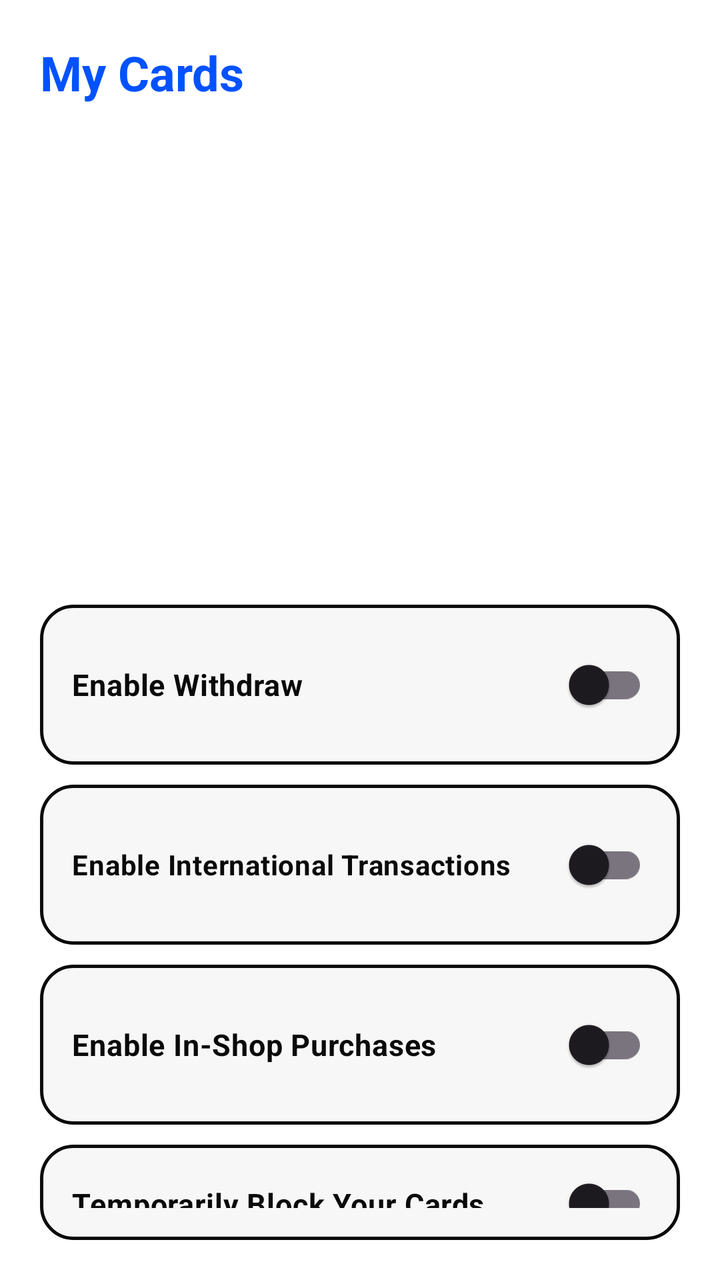
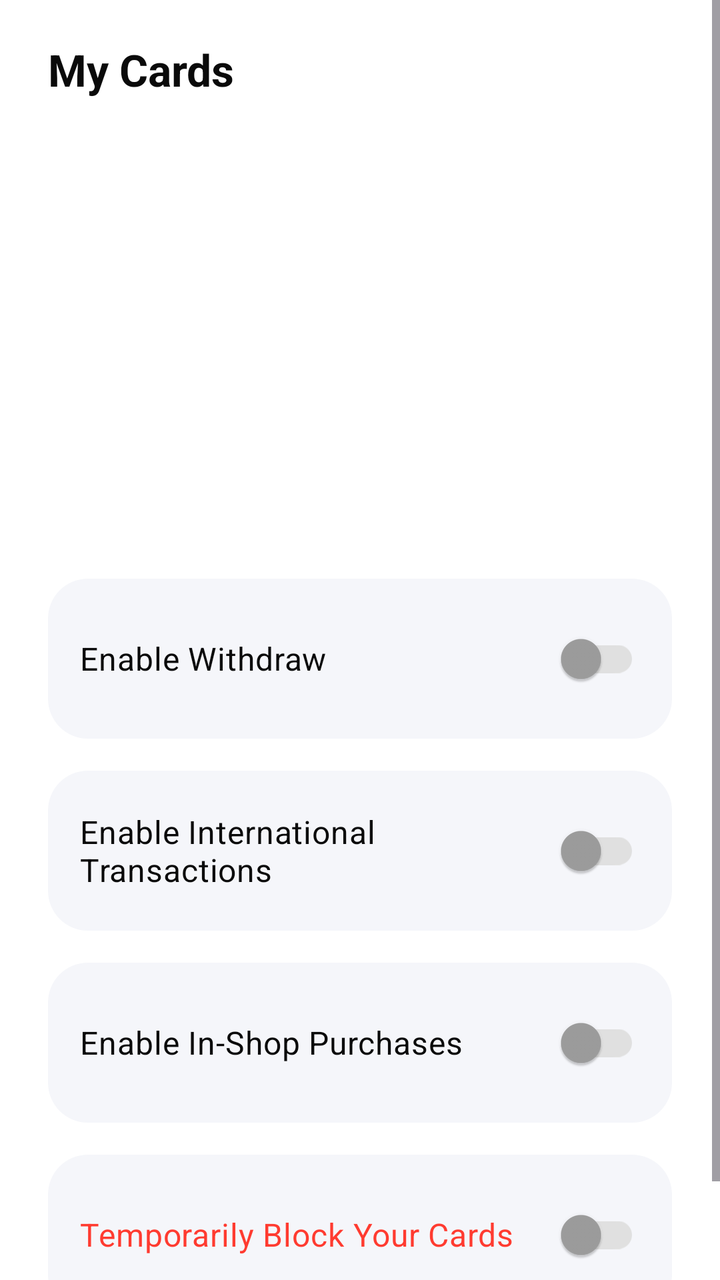

Two renders of the same Android screen: before a commit and after it. Below are the layout's source before the change and the commit's diff.
<!-- AndroidManifest.xml: application theme Theme.SaadPay -->
<!-- res/layout/fragment_cards.xml -->
<?xml version="1.0" encoding="utf-8"?>
<LinearLayout xmlns:android="http://schemas.android.com/apk/res/android"
    xmlns:app="http://schemas.android.com/apk/res-auto"
    android:id="@+id/cardRoot"
    android:layout_width="match_parent"
    android:layout_height="match_parent"
    android:orientation="vertical"
    android:padding="20dp"
    android:background="@android:color/white">

    <TextView
        android:id="@+id/cardsTitle"
        android:layout_width="wrap_content"
        android:layout_height="wrap_content"
        android:text="My Cards"
        android:textSize="24sp"
        android:textStyle="bold"
        android:textColor="@color/primaryColor"
        android:layout_marginBottom="16dp" />

    <androidx.viewpager2.widget.ViewPager2
        android:id="@+id/cardViewPager"
        android:layout_width="match_parent"
        android:layout_height="200dp"
        android:layout_marginBottom="24dp"
        android:clipToPadding="false"
        android:overScrollMode="never"
        android:paddingStart="1dp"
        android:paddingEnd="1dp" />

   <LinearLayout
        android:id="@+id/settingsLayout"
        android:layout_width="match_parent"
        android:layout_height="wrap_content"
        android:orientation="vertical"
        android:background="@drawable/bg_card_settings"
        android:padding="16dp"
        android:layout_marginTop="10dp">


        <androidx.appcompat.widget.SwitchCompat
            android:id="@+id/switchWithdraw"
            android:layout_width="match_parent"
            android:layout_height="wrap_content"
            android:text="Enable Withdraw"
            android:textColor="@color/black"
            android:textStyle="bold"
            android:textSize="15sp" />
    </LinearLayout>

   <LinearLayout
        android:id="@+id/switchInternationalTransactions"
        android:layout_width="match_parent"
        android:layout_height="wrap_content"
        android:orientation="vertical"
        android:background="@drawable/bg_card_settings"
        android:padding="16dp"
        android:layout_marginTop="10dp">

        <androidx.appcompat.widget.SwitchCompat
            android:id="@+id/switchInternational"
            android:layout_width="match_parent"
            android:layout_height="wrap_content"
            android:text="Enable International Transactions"
            android:textColor="@color/black"
            android:textStyle="bold"
            android:textSize="14sp" />
    </LinearLayout>

    <LinearLayout
        android:id="@+id/enableInShopPurchase"
        android:layout_width="match_parent"
        android:layout_height="wrap_content"
        android:orientation="vertical"
        android:background="@drawable/bg_card_settings"
        android:padding="16dp"
        android:layout_marginTop="10dp">

        <androidx.appcompat.widget.SwitchCompat
            android:id="@+id/switchInShop"
            android:layout_width="match_parent"
            android:layout_height="wrap_content"
            android:text="Enable In-Shop Purchases"
            android:textColor="@color/black"
            android:textStyle="bold"
            android:textSize="15sp" />

    </LinearLayout>

   <LinearLayout
        android:id="@+id/switchBlockCards"
        android:layout_width="match_parent"
        android:layout_height="wrap_content"
        android:orientation="vertical"
        android:background="@drawable/bg_card_settings"
        android:padding="16dp"
        android:layout_marginTop="10dp">

        <androidx.appcompat.widget.SwitchCompat
            android:id="@+id/switchBlock"
            android:layout_width="match_parent"
            android:layout_height="wrap_content"
            android:text="Temporarily Block Your Cards"
            android:textColor="@color/black"
            android:textStyle="bold"
            android:textSize="15sp" />
    </LinearLayout>

</LinearLayout>
<!-- resources referenced by this layout -->
<resources>
  <color name="black">#0A0A0A</color>
  <color name="primaryColor">#0052FF</color>
  <!-- drawable bg_card_settings (drawable) -->
  <?xml version="1.0" encoding="utf-8"?>
  <shape xmlns:android="http://schemas.android.com/apk/res/android"
      android:shape="rectangle">
      <solid android:color="#F7F7F7"/>
      <stroke android:width="1.5dp" android:color="@color/black"/>
      <corners android:radius="16dp"/>
  </shape>
  <style name="Theme.SaadPay" parent="Theme.Material3.DayNight.NoActionBar">
          <item name="colorPrimary">@color/primaryColor</item>
          <item name="colorPrimaryVariant">@color/primaryDarkColor</item>
          <item name="colorOnPrimary">#FFFFFF</item>
          <item name="android:statusBarColor" tools:targetApi="l">@color/primaryDarkColor</item>
          <item name="colorSecondary">@color/accentColor</item>
          <item name="colorOnSecondary">#FFFFFF</item>
          <item name="android:colorBackground">#FFFFFF</item>
          <item name="colorSurface">#FFFFFF</item>
      </style>
  <color name="primaryDarkColor">#0040CC</color>
  <color name="accentColor">#0052FF</color>
</resources>

<!-- the commit's change to res/layout/fragment_cards.xml (unified diff, before → after) -->
@@ -1,109 +1,120 @@
 <?xml version="1.0" encoding="utf-8"?>
-<LinearLayout xmlns:android="http://schemas.android.com/apk/res/android"
+<ScrollView xmlns:android="http://schemas.android.com/apk/res/android"
     xmlns:app="http://schemas.android.com/apk/res-auto"
     android:id="@+id/cardRoot"
     android:layout_width="match_parent"
     android:layout_height="match_parent"
-    android:orientation="vertical"
-    android:padding="20dp"
-    android:background="@android:color/white">
+    android:background="@color/background"
+    android:fillViewport="true">
 
-    <TextView
-        android:id="@+id/cardsTitle"
-        android:layout_width="wrap_content"
-        android:layout_height="wrap_content"
-        android:text="My Cards"
-        android:textSize="24sp"
-        android:textStyle="bold"
-        android:textColor="@color/primaryColor"
-        android:layout_marginBottom="16dp" />
-
-    <androidx.viewpager2.widget.ViewPager2
-        android:id="@+id/cardViewPager"
-        android:layout_width="match_parent"
-        android:layout_height="200dp"
-        android:layout_marginBottom="24dp"
-        android:clipToPadding="false"
-        android:overScrollMode="never"
-        android:paddingStart="1dp"
-        android:paddingEnd="1dp" />
-
-   <LinearLayout
-        android:id="@+id/settingsLayout"
+    <LinearLayout
         android:layout_width="match_parent"
         android:layout_height="wrap_content"
         android:orientation="vertical"
-        android:background="@drawable/bg_card_settings"
-        android:padding="16dp"
-        android:layout_marginTop="10dp">
+        android:paddingHorizontal="24dp"
+        android:paddingVertical="20dp">
 
+        <TextView
+            android:id="@+id/cardsTitle"
+            android:layout_width="wrap_content"
+            android:layout_height="wrap_content"
+            android:text="My Cards"
+            style="@style/TextAppearance.Fintech.Title"
+            android:layout_marginBottom="16dp" />
 
-        <androidx.appcompat.widget.SwitchCompat
-            android:id="@+id/switchWithdraw"
+        <androidx.viewpager2.widget.ViewPager2
+            android:id="@+id/cardViewPager"
+            android:layout_width="match_parent"
+            android:layout_height="200dp"
+            android:layout_marginBottom="24dp"
+            android:clipToPadding="false"
+            android:overScrollMode="never"
+            android:paddingStart="4dp"
+            android:paddingEnd="4dp" />
+
+        
+        <LinearLayout
+            android:id="@+id/settingsLayout"
             android:layout_width="match_parent"
             android:layout_height="wrap_content"
-            android:text="Enable Withdraw"
-            android:textColor="@color/black"
-            android:textStyle="bold"
-            android:textSize="15sp" />
-    </LinearLayout>
+            android:layout_marginBottom="16dp"
+            android:background="@drawable/bg_card_settings"
+            android:padding="16dp">
 
-   <LinearLayout
-        android:id="@+id/switchInternationalTransactions"
-        android:layout_width="match_parent"
-        android:layout_height="wrap_content"
-        android:orientation="vertical"
-        android:background="@drawable/bg_card_settings"
-        android:padding="16dp"
-        android:layout_marginTop="10dp">
+            <androidx.appcompat.widget.SwitchCompat
+                android:id="@+id/switchWithdraw"
+                android:layout_width="match_parent"
+                android:layout_height="wrap_content"
+                android:text="Enable Withdraw"
+                android:textColor="@color/text_primary"
+                android:textSize="16sp"
+                android:textStyle="normal"
+                app:thumbTint="@color/switch_thumb_color"
+                app:trackTint="@color/switch_track_color" />
+        </LinearLayout>
 
-        <androidx.appcompat.widget.SwitchCompat
-            android:id="@+id/switchInternational"
+        
+        <LinearLayout
+            android:id="@+id/switchInternationalTransactions"
             android:layout_width="match_parent"
             android:layout_height="wrap_content"
-            android:text="Enable International Transactions"
-            android:textColor="@color/black"
-            android:textStyle="bold"
-            android:textSize="14sp" />
-    </LinearLayout>
+            android:layout_marginBottom="16dp"
+            android:background="@drawable/bg_card_settings"
+            android:padding="16dp">
 
-    <LinearLayout
-        android:id="@+id/enableInShopPurchase"
-        android:layout_width="match_parent"
-        android:layout_height="wrap_content"
-        android:orientation="vertical"
-        android:background="@drawable/bg_card_settings"
-        android:padding="16dp"
-        android:layout_marginTop="10dp">
+            <androidx.appcompat.widget.SwitchCompat
+                android:id="@+id/switchInternational"
+                android:layout_width="match_parent"
+                android:layout_height="wrap_content"
+                android:text="Enable International Transactions"
+                android:textColor="@color/text_primary"
+                android:textSize="16sp"
+                android:textStyle="normal"
+                app:thumbTint="@color/switch_thumb_color"
+                app:trackTint="@color/switch_track_color" />
+        </LinearLayout>
 
-        <androidx.appcompat.widget.SwitchCompat
-            android:id="@+id/switchInShop"
+        
+        <LinearLayout
+            android:id="@+id/enableInShopPurchase"
             android:layout_width="match_parent"
             android:layout_height="wrap_content"
-            android:text="Enable In-Shop Purchases"
-            android:textColor="@color/black"
-            android:textStyle="bold"
-            android:textSize="15sp" />
+            android:layout_marginBottom="16dp"
+            android:background="@drawable/bg_card_settings"
+            android:padding="16dp">
+
+            <androidx.appcompat.widget.SwitchCompat
+                android:id="@+id/switchInShop"
+                android:layout_width="match_parent"
+                android:layout_height="wrap_content"
+                android:text="Enable In-Shop Purchases"
+                android:textColor="@color/text_primary"
+                android:textSize="16sp"
+                android:textStyle="normal"
+                app:thumbTint="@color/switch_thumb_color"
+                app:trackTint="@color/switch_track_color" />
+        </LinearLayout>
+
+        
+        <LinearLayout
+            android:id="@+id/switchBlockCards"
+            android:layout_width="match_parent"
+            android:layout_height="wrap_content"
+            android:layout_marginBottom="16dp"
+            android:background="@drawable/bg_card_settings"
+            android:padding="16dp">
+
+            <androidx.appcompat.widget.SwitchCompat
+                android:id="@+id/switchBlock"
+                android:layout_width="match_parent"
+                android:layout_height="wrap_content"
+                android:text="Temporarily Block Your Cards"
+                android:textColor="@color/error"
+                android:textSize="16sp"
+                android:textStyle="normal"
+                app:thumbTint="@color/switch_thumb_color"
+                app:trackTint="@color/switch_track_color" />
+        </LinearLayout>
 
     </LinearLayout>
-
-   <LinearLayout
-        android:id="@+id/switchBlockCards"
-        android:layout_width="match_parent"
-        android:layout_height="wrap_content"
-        android:orientation="vertical"
-        android:background="@drawable/bg_card_settings"
-        android:padding="16dp"
-        android:layout_marginTop="10dp">
-
-        <androidx.appcompat.widget.SwitchCompat
-            android:id="@+id/switchBlock"
-            android:layout_width="match_parent"
-            android:layout_height="wrap_content"
-            android:text="Temporarily Block Your Cards"
-            android:textColor="@color/black"
-            android:textStyle="bold"
-            android:textSize="15sp" />
-    </LinearLayout>
-
-</LinearLayout>
+</ScrollView>
<!-- resource entries referenced after the edit -->
@@ -1,15 +1,21 @@
 <!-- resources referenced by this layout -->
 <resources>
-  <color name="black">#0A0A0A</color>
+  <color name="background">#FFFFFF</color>
+  <color name="error">#FF3B30</color>
+  <color name="text_primary">#0A0A0A</color>
   <color name="primaryColor">#0052FF</color>
   <!-- drawable bg_card_settings (drawable) -->
   <?xml version="1.0" encoding="utf-8"?>
   <shape xmlns:android="http://schemas.android.com/apk/res/android"
       android:shape="rectangle">
-      <solid android:color="#F7F7F7"/>
-      <stroke android:width="1.5dp" android:color="@color/black"/>
-      <corners android:radius="16dp"/>
+      <solid android:color="@color/surface" />
+      <corners android:radius="20dp" />
   </shape>
+  <style name="TextAppearance.Fintech.Title" parent="TextAppearance.Material3.TitleLarge">
+          <item name="android:textSize">22sp</item>
+          <item name="android:textStyle">bold</item>
+          <item name="android:textColor">@color/text_primary</item>
+      </style>
   <style name="Theme.SaadPay" parent="Theme.Material3.DayNight.NoActionBar">
           <item name="colorPrimary">@color/primaryColor</item>
           <item name="colorPrimaryVariant">@color/primaryDarkColor</item>
@@ -20,6 +26,7 @@
           <item name="android:colorBackground">#FFFFFF</item>
           <item name="colorSurface">#FFFFFF</item>
       </style>
+  <color name="surface">#F5F6FA</color>
   <color name="primaryDarkColor">#0040CC</color>
   <color name="accentColor">#0052FF</color>
 </resources>
